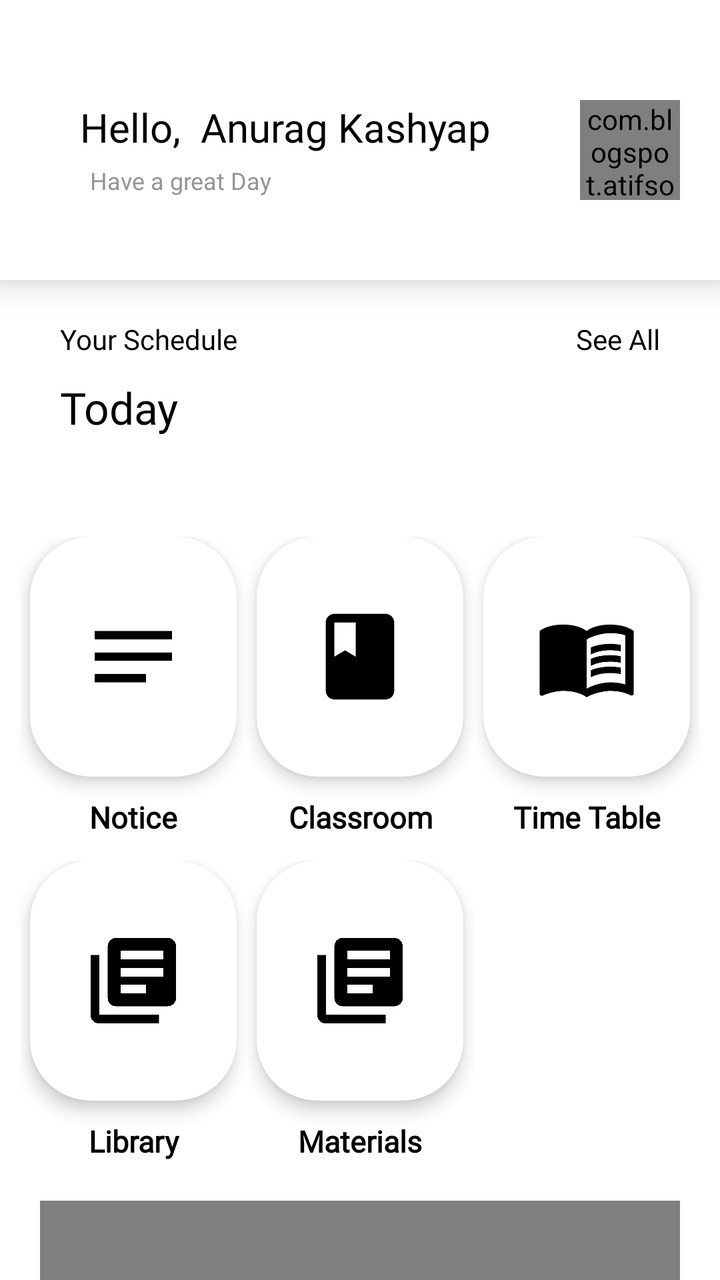
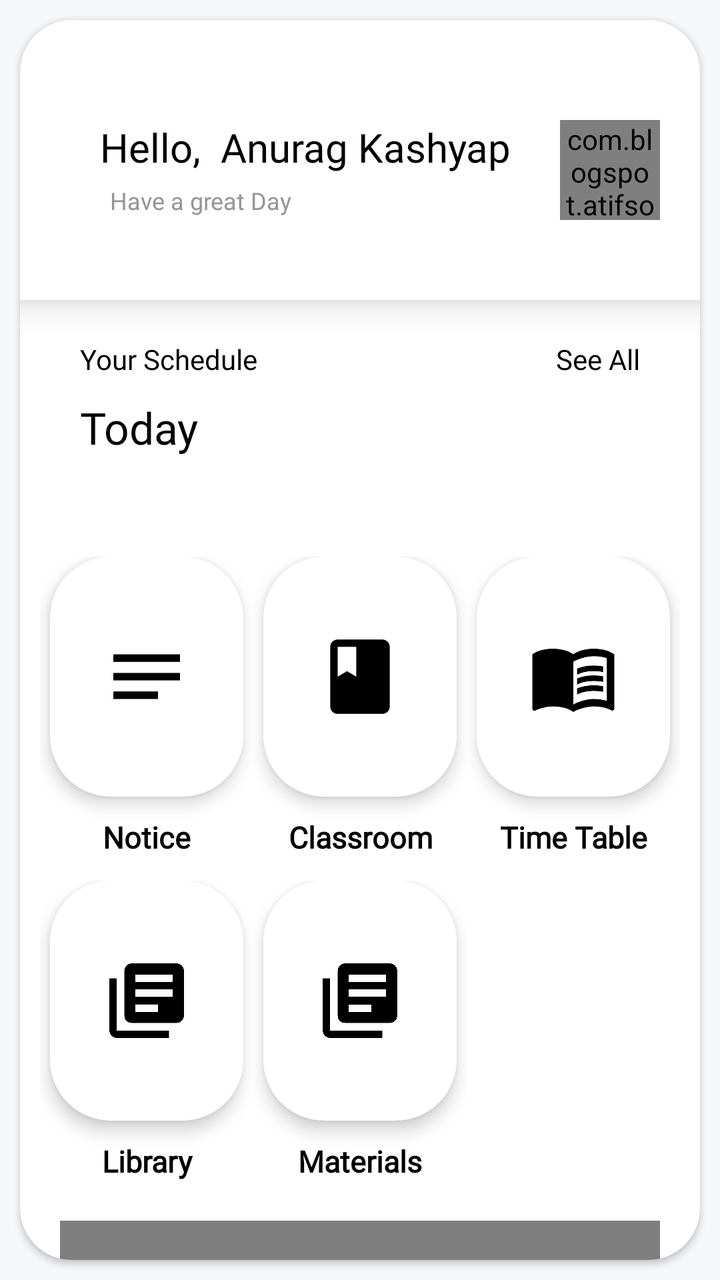

Compare the two renders of this Android layout. The source of the first and the diff that turns it into the second are given below.
<!-- AndroidManifest.xml: activity theme Theme.LMSKotlin.NoActionBar -->
<!-- res/layout/activity_main.xml -->
<?xml version="1.0" encoding="utf-8"?>
<androidx.drawerlayout.widget.DrawerLayout
    xmlns:android="http://schemas.android.com/apk/res/android"
    xmlns:app="http://schemas.android.com/apk/res-auto"
    xmlns:tools="http://schemas.android.com/tools"
    android:id="@+id/drawer"
    android:layout_width="match_parent"
    android:layout_height="match_parent"
    android:background="@android:color/white"
    android:fitsSystemWindows="true"
    tools:context=".MainActivity"
    tools:openDrawer="start">

    
    <include
        layout="@layout/app_bar_main"
        android:layout_width="match_parent"
        android:layout_height="match_parent" />

    
    <com.google.android.material.navigation.NavigationView
        android:id="@+id/navigationView"
        android:layout_width="290dp"
        android:layout_height="match_parent"
        android:layout_gravity="start"
        android:background="@android:color/white"
        android:elevation="10dp"
        android:fitsSystemWindows="true"
        android:overScrollMode="never"
        android:paddingTop="6dp"
        android:paddingBottom="6dp"
        app:headerLayout="@layout/header_layout"
        app:itemHorizontalPadding="20dp"
        app:itemIconPadding="18dp"
        app:itemIconSize="24dp"
        app:itemIconTint="@android:color/black"
        app:itemMaxLines="1"
        app:itemRippleColor="#D6E4FF"
        app:itemTextAppearance="@style/TextAppearance.AppCompat.Body1"
        app:itemTextColor="@android:color/black"
        app:menu="@menu/navigation_items" />

</androidx.drawerlayout.widget.DrawerLayout>
<!-- res/layout/app_bar_main.xml (included above) -->
<?xml version="1.0" encoding="utf-8"?>
<androidx.coordinatorlayout.widget.CoordinatorLayout xmlns:android="http://schemas.android.com/apk/res/android"
    android:layout_width="match_parent"
    android:layout_height="match_parent"
    xmlns:app="http://schemas.android.com/apk/res-auto"
    android:orientation="vertical">

    <include layout="@layout/activity_content"/>


</androidx.coordinatorlayout.widget.CoordinatorLayout>
<!-- res/layout/header_layout.xml (included above) -->
<?xml version="1.0" encoding="utf-8"?>
<LinearLayout xmlns:android="http://schemas.android.com/apk/res/android"
    android:layout_width="match_parent"
    android:layout_height="176dp"
    xmlns:app="http://schemas.android.com/apk/res-auto"
    android:gravity="bottom"
    android:padding="5dp"
    android:background="@drawable/shape_rect01"
    android:orientation="vertical">

    <com.blogspot.atifsoftwares.circularimageview.CircularImageView
        android:id="@+id/profileIv"
        android:layout_width="100dp"
        android:layout_height="100dp"
        android:layout_centerHorizontal="true"
        android:src="@drawable/ic_person_gray"
        android:tint="@color/Gray01"
        app:c_border="true"
        android:elevation="10dp"
        android:layout_marginLeft="10dp"
        app:c_border_color="@color/colorPrimary"
        app:c_border_width="1dp"
        android:contentDescription="Header Image"/>

    <TextView
        android:id="@+id/headerStudentIdTv"
        android:layout_width="wrap_content"
        android:layout_height="wrap_content"
        android:text="209011001015"
        android:fontFamily="@font/seg_ui_semibold"
        android:textSize="18sp"
        android:maxWidth="400dp"
        android:layout_marginLeft="10dp"
        android:maxLines="1"
        android:textColor="@color/white"
        android:textStyle="bold"/>

    <TextView
        android:id="@+id/headerEmailTv"
        android:layout_width="wrap_content"
        android:layout_height="wrap_content"
        android:text="anurag@kashyap.com"
        android:textStyle="normal"
        android:maxLines="1"
        android:maxWidth="380dp"
        android:fontFamily="@font/segoe_ui_regular"
        android:layout_marginLeft="10dp"
        android:textColor="@color/white"
        android:textSize="14sp"/>

</LinearLayout>
<!-- res/layout/activity_content.xml (included above) -->
<?xml version="1.0" encoding="utf-8"?>
<RelativeLayout xmlns:android="http://schemas.android.com/apk/res/android"
    xmlns:app="http://schemas.android.com/apk/res-auto"
    xmlns:tools="http://schemas.android.com/tools"
    android:layout_width="match_parent"
    android:layout_height="match_parent"
    android:background="@color/white"
    tools:context=".ContentActivity">

    <androidx.core.widget.NestedScrollView
        android:layout_width="match_parent"
        android:layout_height="match_parent">

        <RelativeLayout
            android:layout_width="match_parent"
            android:layout_height="wrap_content">

            <RelativeLayout
                android:id="@+id/toolbarRl"
                android:layout_width="match_parent"
                android:layout_height="140dp"
                android:background="@color/white"
                android:elevation="10dp">

                <com.google.android.material.appbar.MaterialToolbar
                    android:id="@+id/drawerBtn"
                    android:layout_width="wrap_content"
                    android:layout_height="wrap_content"
                    android:layout_alignParentStart="true"
                    android:layout_marginBottom="10dp"
                    android:layout_marginStart="10dp"
                    android:textAllCaps="false" />

                <TextView
                    android:id="@+id/hello"
                    android:layout_width="wrap_content"
                    android:layout_height="wrap_content"
                    android:layout_marginStart="40dp"
                    android:layout_marginTop="50dp"
                    android:fontFamily="@font/segoe_ui_bold"
                    android:text="Hello,"
                    android:textColor="@color/black"
                    android:textSize="20dp" />

                <TextView
                    android:id="@+id/nameTv"
                    android:layout_width="wrap_content"
                    android:layout_height="wrap_content"
                    android:layout_marginStart="10dp"
                    android:layout_marginTop="50dp"
                    android:layout_toEndOf="@id/hello"
                    android:fontFamily="@font/segoe_ui_bold"
                    android:text="Anurag Kashyap"
                    android:textColor="@color/black"
                    android:textSize="20dp" />

                <TextView
                    android:id="@+id/text"
                    android:layout_width="wrap_content"
                    android:layout_height="wrap_content"
                    android:layout_alignParentStart="true"
                    android:layout_below="@id/nameTv"
                    android:layout_marginStart="45dp"
                    android:layout_marginTop="5dp"
                    android:layout_toEndOf="@id/hello"
                    android:fontFamily="@font/seg_ui_semibold"
                    android:text="Have a great Day"
                    android:textColor="@color/colorGray02"
                    android:textSize="12dp" />

                <com.blogspot.atifsoftwares.circularimageview.CircularImageView
                    android:id="@+id/profileIv"
                    android:layout_width="50dp"
                    android:layout_height="50dp"
                    android:layout_alignParentEnd="true"
                    android:layout_marginEnd="20dp"
                    android:layout_marginTop="50dp"
                    android:scaleType="centerCrop"
                    android:src="@drawable/ic_person_gray"
                    android:tint="@color/colorGray02"
                    app:shapeAppearanceOverlay="@style/styleRoundCornerImage"
                    app:strokeColor="@color/black"
                    app:strokeWidth="1dp" />

            </RelativeLayout>

            <TextView
                android:id="@+id/scheduleTv"
                android:layout_width="wrap_content"
                android:layout_height="wrap_content"
                android:layout_below="@id/toolbarRl"
                android:layout_marginStart="30dp"
                android:layout_marginTop="20dp"
                android:fontFamily="@font/segoe_ui_regular"
                android:text="Your Schedule"
                android:textColor="@color/black" />

            <TextView
                android:id="@+id/seeAllTv"
                android:layout_width="wrap_content"
                android:layout_height="wrap_content"
                android:layout_alignParentEnd="true"
                android:layout_below="@id/toolbarRl"
                android:layout_marginEnd="30dp"
                android:layout_marginTop="20dp"
                android:fontFamily="@font/seg_ui_semibold"
                android:text="See All"
                android:textColor="@color/black" />

            <TextView
                android:id="@+id/ongoingTv"
                android:layout_width="wrap_content"
                android:layout_height="wrap_content"
                android:layout_below="@id/scheduleTv"
                android:layout_marginStart="30dp"
                android:layout_marginTop="10dp"
                android:fontFamily="@font/segoe_ui_bold"
                android:text="Today"
                android:textColor="@color/black"
                android:textSize="22dp" />

            <RelativeLayout
                android:id="@+id/cardView"
                android:layout_width="match_parent"
                android:layout_height="wrap_content"
                android:layout_marginStart="10dp"
                android:layout_marginEnd="10dp"
                android:layout_below="@id/ongoingTv"
                android:layout_centerHorizontal="true"
                android:layout_marginTop="20dp"
                android:layout_marginBottom="10dp">

                <androidx.core.widget.NestedScrollView
                    android:layout_width="match_parent"
                    android:layout_height="match_parent">

                    <RelativeLayout
                        android:id="@+id/classRv"
                        android:layout_width="match_parent"
                        android:layout_height="match_parent">

                        <androidx.recyclerview.widget.RecyclerView
                            android:id="@+id/timeTableRv"
                            android:layout_width="match_parent"
                            android:layout_height="match_parent"
                            android:orientation="horizontal"
                            app:layoutManager="androidx.recyclerview.widget.LinearLayoutManager"
                            tools:listitem="@layout/row_timetable" />

                    </RelativeLayout>

                </androidx.core.widget.NestedScrollView>

            </RelativeLayout>

            <RelativeLayout
                android:id="@+id/rl1"
                android:layout_width="match_parent"
                android:layout_height="wrap_content"
                android:layout_below="@id/cardView"
                android:layout_marginTop="10dp"
                android:padding="10dp">

                <LinearLayout
                    android:id="@+id/IvLl"
                    android:layout_width="match_parent"
                    android:layout_height="150dp"
                    android:gravity="center"
                    android:orientation="horizontal"
                    android:weightSum="3">

                    <RelativeLayout
                        android:id="@+id/noticeRl"
                        android:layout_width="wrap_content"
                        android:layout_height="wrap_content"
                        android:layout_weight="1"
                        android:elevation="10dp">

                        <ImageView
                            android:id="@+id/noticeIv"
                            android:layout_width="120dp"
                            android:layout_height="120dp"
                            android:layout_centerHorizontal="true"
                            android:layout_marginLeft="5dp"
                            android:layout_marginRight="5dp"
                            android:background="@drawable/shape_rect_05"
                            android:backgroundTint="@color/white"
                            android:elevation="5dp"
                            android:padding="26dp"
                            android:src="@drawable/ic_notice_primary"
                            app:tint="@color/black" />

                        <TextView
                            android:id="@+id/noticeTv"
                            android:layout_width="match_parent"
                            android:layout_height="wrap_content"
                            android:layout_below="@id/noticeIv"
                            android:layout_marginTop="10dp"
                            android:fontFamily="@font/seg_ui_semibold"
                            android:text="Notice"
                            android:textAlignment="center"
                            android:textColor="@color/black"
                            android:textSize="15dp"
                            android:textStyle="bold" />

                    </RelativeLayout>


                    <RelativeLayout
                        android:id="@+id/classroomRl"
                        android:layout_width="wrap_content"
                        android:layout_height="wrap_content"
                        android:layout_weight="1">

                        <ImageView
                            android:id="@+id/classroomIv"
                            android:layout_width="120dp"
                            android:layout_height="120dp"
                            android:layout_centerHorizontal="true"
                            android:layout_marginLeft="5dp"
                            android:layout_marginRight="5dp"
                            android:background="@drawable/shape_rect_05"
                            android:backgroundTint="@color/white"
                            android:elevation="5dp"
                            android:padding="26dp"
                            android:src="@drawable/ic_classroom_primary"
                            app:tint="@color/black" />

                        <TextView
                            android:id="@+id/classroomTv"
                            android:layout_width="match_parent"
                            android:layout_height="wrap_content"
                            android:layout_below="@id/classroomIv"
                            android:layout_marginTop="10dp"
                            android:fontFamily="@font/seg_ui_semibold"
                            android:text="Classroom"
                            android:textAlignment="center"
                            android:textColor="@color/black"
                            android:textSize="15dp"
                            android:textStyle="bold" />

                    </RelativeLayout>

                    <RelativeLayout
                        android:id="@+id/timeTableRl"
                        android:layout_width="wrap_content"
                        android:layout_height="wrap_content"
                        android:layout_weight="1">

                        <ImageView
                            android:id="@+id/timeTableIv"
                            android:layout_width="120dp"
                            android:layout_height="120dp"
                            android:layout_centerHorizontal="true"
                            android:layout_marginLeft="5dp"
                            android:layout_marginRight="5dp"
                            android:background="@drawable/shape_rect_05"
                            android:backgroundTint="@color/white"
                            android:elevation="5dp"
                            android:padding="26dp"
                            android:src="@drawable/ic_library_primary"
                            app:tint="@color/black" />

                        <TextView
                            android:id="@+id/timeTableTv"
                            android:layout_width="match_parent"
                            android:layout_height="wrap_content"
                            android:layout_below="@id/timeTableIv"
                            android:layout_marginTop="10dp"
                            android:fontFamily="@font/seg_ui_semibold"
                            android:text="Time Table"
                            android:textAlignment="center"
                            android:textColor="@color/black"
                            android:textSize="15dp"
                            android:textStyle="bold" />

                    </RelativeLayout>

                </LinearLayout>

                <LinearLayout
                    android:id="@+id/IvLl2"
                    android:layout_width="match_parent"
                    android:layout_height="150dp"
                    android:orientation="horizontal"
                    android:layout_below="@id/IvLl"
                    android:layout_marginTop="12sp"
                    android:weightSum="3">

                    <RelativeLayout
                        android:id="@+id/libraryRl"
                        android:layout_width="0dp"
                        android:layout_height="wrap_content"
                        android:layout_weight="1">

                        <ImageView
                            android:id="@+id/libraryIv"
                            android:layout_width="120dp"
                            android:layout_height="120dp"
                            android:layout_centerHorizontal="true"
                            android:layout_marginLeft="5dp"
                            android:layout_marginRight="5dp"
                            android:background="@drawable/shape_rect_05"
                            android:backgroundTint="@color/white"
                            android:elevation="5dp"
                            android:padding="26dp"
                            android:src="@drawable/ic_material_primary"
                            app:tint="@color/black" />

                        <TextView
                            android:id="@+id/libraryTv"
                            android:layout_width="match_parent"
                            android:layout_height="wrap_content"
                            android:layout_below="@id/libraryIv"
                            android:layout_marginTop="10dp"
                            android:fontFamily="@font/seg_ui_semibold"
                            android:text="Library"
                            android:textAlignment="center"
                            android:textColor="@color/black"
                            android:textSize="15dp"
                            android:textStyle="bold" />

                    </RelativeLayout>

                    <RelativeLayout
                        android:id="@+id/materialRl"
                        android:layout_width="0dp"
                        android:layout_height="wrap_content"
                        android:layout_weight="1">

                        <ImageView
                            android:id="@+id/materialIv"
                            android:layout_width="120dp"
                            android:layout_height="120dp"
                            android:layout_centerHorizontal="true"
                            android:layout_marginLeft="5dp"
                            android:layout_marginRight="5dp"
                            android:background="@drawable/shape_rect_05"
                            android:backgroundTint="@color/white"
                            android:elevation="5dp"
                            android:padding="26dp"
                            android:src="@drawable/ic_material_primary"
                            app:tint="@color/black" />

                        <TextView
                            android:id="@+id/materialTv"
                            android:layout_width="match_parent"
                            android:layout_height="wrap_content"
                            android:layout_below="@id/materialIv"
                            android:layout_marginTop="10dp"
                            android:fontFamily="@font/seg_ui_semibold"
                            android:text="Materials"
                            android:textAlignment="center"
                            android:textColor="@color/black"
                            android:textSize="15dp"
                            android:textStyle="bold" />

                    </RelativeLayout>

                </LinearLayout>


            </RelativeLayout>


            <com.denzcoskun.imageslider.ImageSlider
                android:id="@+id/slider"
                android:layout_width="match_parent"
                android:layout_height="200dp"
                android:layout_below="@id/rl1"
                android:layout_marginBottom="40dp"
                android:layout_marginEnd="20dp"
                android:layout_marginStart="20dp"
                android:layout_marginTop="10dp"
                app:iss_auto_cycle="true"
                app:iss_corner_radius="40"
                app:iss_delay="1000"
                app:iss_period="1000"/>


        </RelativeLayout>

    </androidx.core.widget.NestedScrollView>

</RelativeLayout>
<!-- res/layout/row_timetable.xml (included above) -->
<androidx.cardview.widget.CardView xmlns:android="http://schemas.android.com/apk/res/android"
    xmlns:app="http://schemas.android.com/apk/res-auto"
    android:layout_width="match_parent"
    android:layout_height="180dp"
    xmlns:ndroid="http://schemas.android.com/tools"
    android:elevation="10dp"
    android:layout_marginStart="10dp"
    android:layout_marginEnd="10dp"
    android:layout_marginTop="10dp"
    android:layout_marginBottom="10dp"
    app:cardBackgroundColor="@color/white"
    app:cardCornerRadius="20dp">

    <RelativeLayout
        android:layout_width="match_parent"
        android:layout_height="match_parent">

        <TextView
            android:id="@+id/startTimeTv"
            android:layout_width="60dp"
            android:layout_height="60dp"
            android:layout_alignParentTop="true"
            android:layout_marginStart="10dp"
            android:layout_marginTop="15dp"
            android:background="@drawable/shape_rect_06"
            android:backgroundTint="#FBEAEB"
            android:fontFamily="@font/seg_ui_semibold"
            android:gravity="center"
            android:padding="5dp"
            android:text="9:30 am"
            android:textColor="@color/black"
            android:textSize="18sp" />

        <TextView
            android:id="@+id/endTimeTv"
            android:layout_width="60dp"
            android:layout_height="60dp"
            android:layout_alignParentBottom="true"
            android:layout_marginBottom="15dp"
            android:layout_marginStart="10dp"
            android:background="@drawable/shape_rect_06"
            android:backgroundTint="#FBEAEB"
            android:fontFamily="@font/seg_ui_semibold"
            android:gravity="center"
            android:padding="5dp"
            android:text="9:30 am"
            android:textColor="@color/black"
            android:textSize="18sp" />

        <TextView
            android:id="@+id/subNameTv"
            android:layout_width="match_parent"
            android:layout_height="wrap_content"
            android:layout_marginEnd="5dp"
            android:layout_marginStart="30dp"
            android:layout_marginTop="10dp"
            android:layout_toEndOf="@id/startTimeTv"
            android:drawablePadding="22dp"
            android:drawableStart="@drawable/ic_library_primary"
            android:drawableTint="@color/black"
            android:fontFamily="@font/segoe_ui_bold"
            android:maxLines="1"
            android:text="Subject Name"
            android:textAlignment="textStart"
            android:textColor="@color/black"
            android:textSize="16sp" />

        <TextView
            android:id="@+id/teacherNameTv"
            android:layout_width="match_parent"
            android:layout_height="wrap_content"
            android:layout_below="@id/subNameTv"
            android:layout_centerInParent="true"
            android:layout_marginEnd="5dp"
            android:layout_marginStart="30dp"
            android:layout_marginTop="15dp"
            android:layout_toEndOf="@id/startTimeTv"
            android:drawablePadding="22dp"
            android:drawableStart="@drawable/ic_person_gray"
            android:drawableTint="@color/colorGray02"
            android:fontFamily="@font/seg_ui_semibold"
            android:maxLines="1"
            android:text="Anurag Kashyap"
            android:textSize="16sp"
            ndroid:layout_toEndOf="@id/startTimeTv" />

        <TextView
            android:id="@+id/ongoingTopicTv"
            android:layout_width="match_parent"
            android:layout_height="wrap_content"
            android:layout_below="@id/teacherNameTv"
            android:layout_centerInParent="true"
            android:layout_marginEnd="5dp"
            android:layout_marginStart="30dp"
            android:layout_marginTop="15dp"
            android:layout_toEndOf="@id/startTimeTv"
            android:drawablePadding="22dp"
            android:drawableStart="@drawable/ic_library_primary"
            android:drawableTint="@color/colorGray02"
            android:fontFamily="@font/seg_ui_semibold"
            android:gravity="center_vertical"
            android:maxLines="1"
            android:text="Ongoing Topic"
            android:textSize="16sp"
            ndroid:layout_toEndOf="@id/startTimeTv" />

        <TextView
            android:id="@+id/syllabusCompletedTv"
            android:layout_width="wrap_content"
            android:layout_height="wrap_content"
            android:layout_alignParentBottom="true"
            android:layout_centerInParent="true"
            android:layout_marginBottom="20dp"
            android:layout_marginStart="30dp"
            android:layout_toEndOf="@id/endTimeTv"
            android:fontFamily="@font/segoe_ui_bold"
            android:text="92%"
            android:textColor="@color/black"
            android:textSize="16sp"
            ndroid:layout_toEndOf="@id/startTimeTv" />

        <TextView
            android:id="@+id/tv"
            android:layout_width="wrap_content"
            android:layout_height="wrap_content"
            android:layout_alignParentBottom="true"
            android:layout_marginBottom="17dp"
            android:layout_marginStart="10dp"
            android:layout_toEndOf="@id/syllabusCompletedTv"
            android:fontFamily="@font/seg_ui_semibold"
            android:text="Syllabus completed"
            android:textSize="16sp" />

    </RelativeLayout>

</androidx.cardview.widget.CardView>
<!-- resources referenced by this layout -->
<resources>
  <color name="Gray01">#655E5E</color>
  <color name="black">#FF000000</color>
  <color name="colorGray02">#959595</color>
  <color name="colorPrimary">#0d6efd</color>
  <color name="white">#FFFFFFFF</color>
  <!-- drawable ic_classroom_primary (drawable) -->
  <vector android:height="24dp" android:tint="@color/colorPrimary"
      android:viewportHeight="24" android:viewportWidth="24"
      android:width="24dp" xmlns:android="http://schemas.android.com/apk/res/android">
      <path android:fillColor="@android:color/white" android:pathData="M18,2H6c-1.1,0 -2,0.9 -2,2v16c0,1.1 0.9,2 2,2h12c1.1,0 2,-0.9 2,-2V4c0,-1.1 -0.9,-2 -2,-2zM6,4h5v8l-2.5,-1.5L6,12V4z"/>
  </vector>
  <!-- drawable ic_material_primary (drawable) -->
  <vector android:autoMirrored="true" android:height="24dp"
      android:tint="#FFFFFF" android:viewportHeight="24"
      android:viewportWidth="24" android:width="24dp" xmlns:android="http://schemas.android.com/apk/res/android">
      <path android:fillColor="@android:color/white" android:pathData="M4,6L2,6v14c0,1.1 0.9,2 2,2h14v-2L4,20L4,6zM20,2L8,2c-1.1,0 -2,0.9 -2,2v12c0,1.1 0.9,2 2,2h12c1.1,0 2,-0.9 2,-2L22,4c0,-1.1 -0.9,-2 -2,-2zM19,11L9,11L9,9h10v2zM15,15L9,15v-2h6v2zM19,7L9,7L9,5h10v2z"/>
  </vector>
  <!-- drawable ic_notice_primary (drawable) -->
  <vector android:height="24dp" android:tint="@color/colorPrimary"
      android:viewportHeight="24" android:viewportWidth="24"
      android:width="24dp" xmlns:android="http://schemas.android.com/apk/res/android">
      <path android:fillColor="@android:color/white" android:pathData="M3,18h12v-2L3,16v2zM3,6v2h18L21,6L3,6zM3,13h18v-2L3,11v2z"/>
  </vector>
  <!-- drawable ic_person_gray (drawable) -->
  <vector android:height="24dp" android:tint="#FFFFFF"
      android:viewportHeight="24" android:viewportWidth="24"
      android:width="24dp" xmlns:android="http://schemas.android.com/apk/res/android">
      <path android:fillColor="@android:color/white" android:pathData="M12,12c2.21,0 4,-1.79 4,-4s-1.79,-4 -4,-4 -4,1.79 -4,4 1.79,4 4,4zM12,14c-2.67,0 -8,1.34 -8,4v2h16v-2c0,-2.66 -5.33,-4 -8,-4z"/>
  </vector>
  <!-- drawable shape_rect01 (drawable) -->
  <?xml version="1.0" encoding="utf-8"?>
  <shape xmlns:android="http://schemas.android.com/apk/res/android"
      android:shape="rectangle">
  
      <solid android:color="@color/colorPrimary"/>
      <corners android:bottomLeftRadius="25dp"
          android:bottomRightRadius="25dp"/>
  
  </shape>
  <!-- drawable shape_rect_05 (drawable) -->
  <?xml version="1.0" encoding="utf-8"?>
  <shape xmlns:android="http://schemas.android.com/apk/res/android"
      android:shape="rectangle">
  
      <solid android:color="@color/colorGray01"/>
  
      <corners android:radius="30dp"/>
      <stroke android:color="@color/strokesColor"
          android:width="1dp"/>
  
  </shape>
  <!-- drawable shape_rect_06 (drawable) -->
  <?xml version="1.0" encoding="utf-8"?>
  <shape xmlns:android="http://schemas.android.com/apk/res/android"
      android:shape="rectangle">
  
      <solid android:color="@color/white"/>
  
      <corners android:radius="10dp"/>
      <stroke android:color="@color/Gray01"
          android:width="0.5dp"/>
  
  </shape>
  <style name="styleRoundCornerImage">
          <item name="cornerFamily">rounded</item>
          <item name="cornerSize">50%</item>
          <item name="strokeColor">@color/black</item>
          <item name="strokeWidth">2dp</item>
      </style>
  <style name="Theme.LMSKotlin.NoActionBar">
          <item name="windowActionBar">false</item>
          <item name="windowNoTitle">true</item>
      </style>
  <color name="colorGray01">#D6D5D5</color>
  <color name="strokesColor">#D6D5D5</color>
  <!-- unchanged entries left out for length: 1 -->
</resources>

<!-- the commit's change to res/layout/activity_main.xml (unified diff, before → after) -->
@@ -6,38 +6,57 @@
     android:id="@+id/drawer"
     android:layout_width="match_parent"
     android:layout_height="match_parent"
-    android:background="@android:color/white"
+    android:background="#F5F7FA"
     android:fitsSystemWindows="true"
     tools:context=".MainActivity"
     tools:openDrawer="start">
 
     
-    <include
-        layout="@layout/app_bar_main"
+    <androidx.constraintlayout.widget.ConstraintLayout
         android:layout_width="match_parent"
-        android:layout_height="match_parent" />
+        android:layout_height="match_parent"
+        android:background="#F5F7FA">
+
+        <androidx.cardview.widget.CardView
+            android:layout_width="match_parent"
+            android:layout_height="match_parent"
+            android:layout_margin="10dp"
+            app:cardBackgroundColor="#F5F7FA"
+            app:cardCornerRadius="26dp"
+            app:cardElevation="2dp">
+
+            <include
+                layout="@layout/app_bar_main"
+                android:layout_width="match_parent"
+                android:layout_height="match_parent" />
+
+        </androidx.cardview.widget.CardView>
+
+    </androidx.constraintlayout.widget.ConstraintLayout>
 
     
     <com.google.android.material.navigation.NavigationView
         android:id="@+id/navigationView"
-        android:layout_width="290dp"
+        android:layout_width="300dp"
         android:layout_height="match_parent"
         android:layout_gravity="start"
         android:background="@android:color/white"
-        android:elevation="10dp"
+        android:elevation="14dp"
         android:fitsSystemWindows="true"
         android:overScrollMode="never"
-        android:paddingTop="6dp"
-        android:paddingBottom="6dp"
+        android:paddingTop="10dp"
+        android:paddingBottom="10dp"
         app:headerLayout="@layout/header_layout"
-        app:itemHorizontalPadding="20dp"
+        app:itemBackground="@drawable/shape_rect_03"
+        app:itemHorizontalPadding="22dp"
         app:itemIconPadding="18dp"
         app:itemIconSize="24dp"
-        app:itemIconTint="@android:color/black"
+        app:itemIconTint="#222222"
         app:itemMaxLines="1"
-        app:itemRippleColor="#D6E4FF"
+        app:itemRippleColor="#DDE4FF"
+        app:itemShapeAppearanceOverlay="@style/ShapeAppearance.MaterialComponents.MediumComponent"
         app:itemTextAppearance="@style/TextAppearance.AppCompat.Body1"
-        app:itemTextColor="@android:color/black"
+        app:itemTextColor="#111111"
         app:menu="@menu/navigation_items" />
 
 </androidx.drawerlayout.widget.DrawerLayout>
<!-- resource entries referenced after the edit -->
@@ -39,6 +39,14 @@
           android:bottomRightRadius="25dp"/>
   
   </shape>
+  <!-- drawable shape_rect_03 (drawable) -->
+  <?xml version="1.0" encoding="utf-8"?>
+  <shape xmlns:android="http://schemas.android.com/apk/res/android"
+      android:shape="rectangle">
+  
+      <solid android:color="@color/colorPrimary"/>
+  
+  </shape>
   <!-- drawable shape_rect_05 (drawable) -->
   <?xml version="1.0" encoding="utf-8"?>
   <shape xmlns:android="http://schemas.android.com/apk/res/android"
